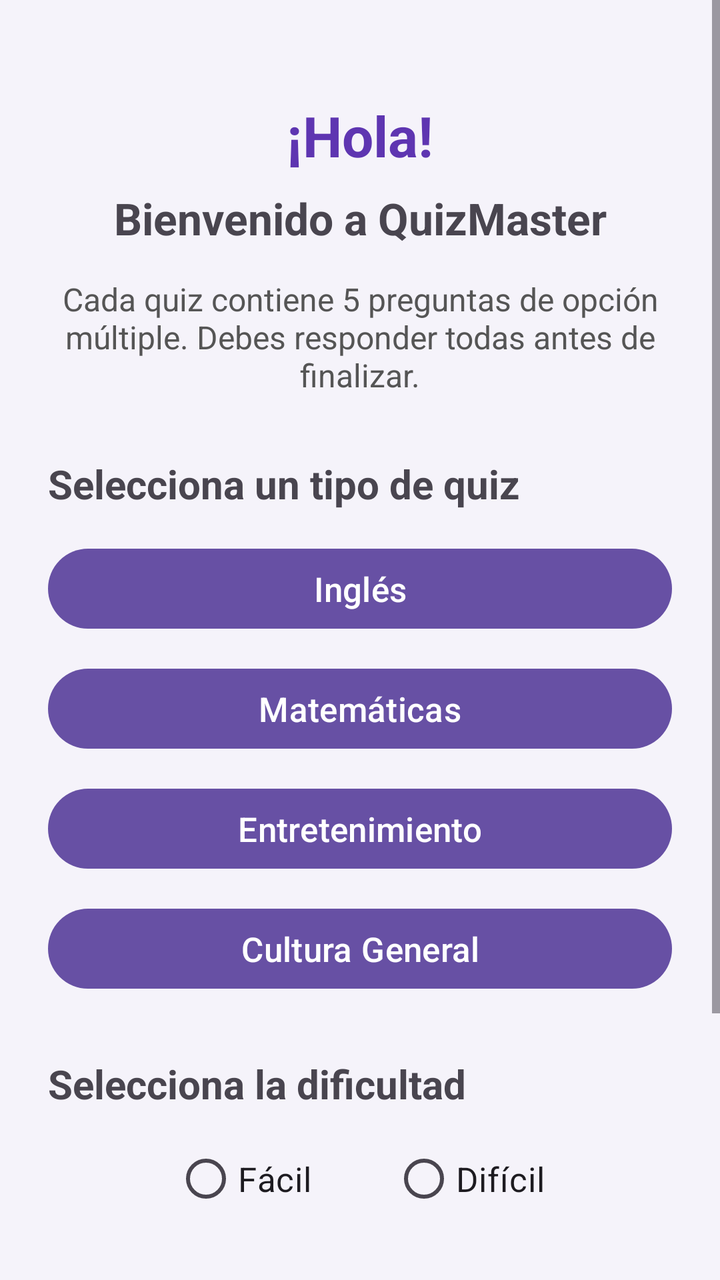
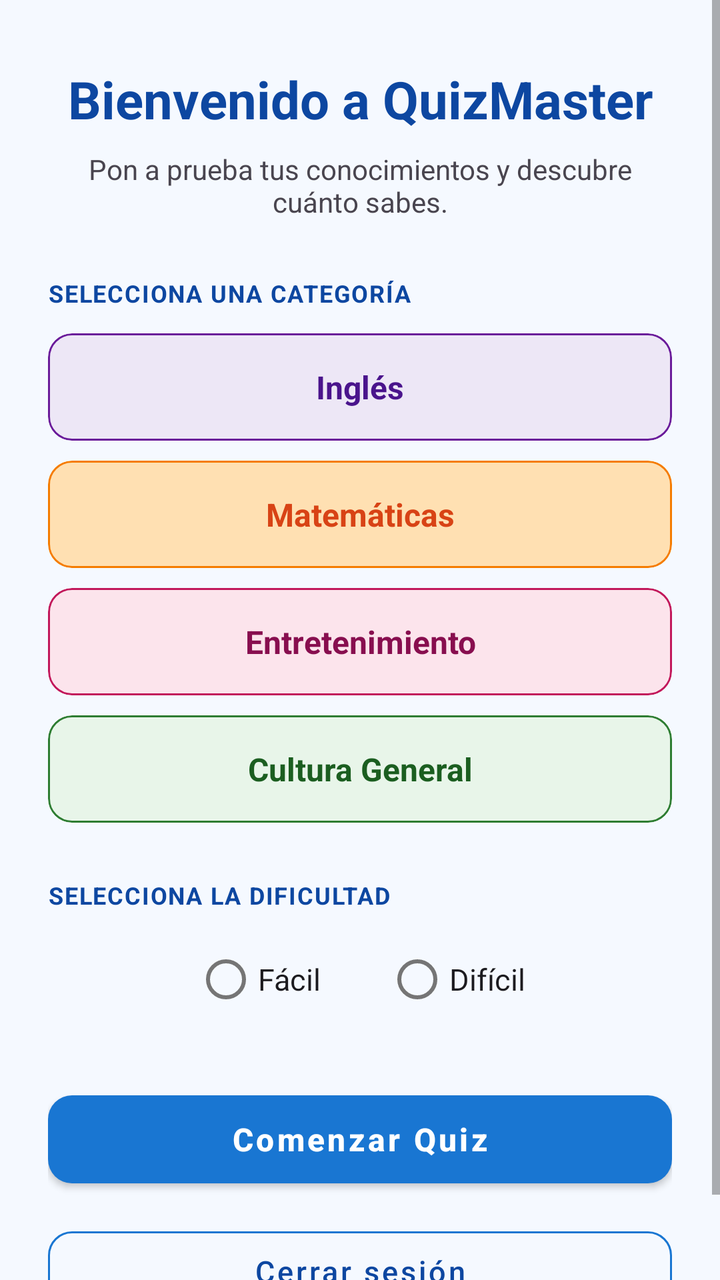

Screens rendered from an Android XML layout before and after an edit, with the pre-edit source and the edit as a unified diff.
<!-- AndroidManifest.xml: application theme Theme.QuizMaster -->
<!-- res/layout/activity_bienvenida.xml -->
<?xml version="1.0" encoding="utf-8"?>
<ScrollView
    xmlns:android="http://schemas.android.com/apk/res/android"
    android:layout_width="match_parent"
    android:layout_height="match_parent"
    android:background="#F5F3FA">

    <LinearLayout
        android:layout_width="match_parent"
        android:layout_height="wrap_content"
        android:orientation="vertical"
        android:padding="24dp">

        <TextView
            android:id="@+id/textoSaludo"
            android:layout_width="match_parent"
            android:layout_height="wrap_content"
            android:text="¡Hola!"
            android:textSize="28sp"
            android:textStyle="bold"
            android:textColor="#5E35B1"
            android:gravity="center"
            android:layout_marginTop="25dp"
            android:layout_marginBottom="8dp" />

        <TextView
            android:layout_width="match_parent"
            android:layout_height="wrap_content"
            android:text="Bienvenido a QuizMaster"
            android:textSize="22sp"
            android:textStyle="bold"
            android:gravity="center"
            android:layout_marginBottom="15dp" />

        <TextView
            android:layout_width="match_parent"
            android:layout_height="wrap_content"
            android:text="Cada quiz contiene 5 preguntas de opción múltiple. Debes responder todas antes de finalizar."
            android:textSize="16sp"
            android:textColor="#555555"
            android:gravity="center"
            android:layout_marginBottom="30dp" />

        <TextView
            android:layout_width="match_parent"
            android:layout_height="wrap_content"
            android:text="Selecciona un tipo de quiz"
            android:textSize="20sp"
            android:textStyle="bold"
            android:layout_marginBottom="15dp" />

        <Button
            android:id="@+id/botonIngles"
            android:layout_width="match_parent"
            android:layout_height="wrap_content"
            android:text="Inglés"
            android:textSize="17sp"
            android:layout_marginBottom="12dp" />

        <Button
            android:id="@+id/botonMatematicas"
            android:layout_width="match_parent"
            android:layout_height="wrap_content"
            android:text="Matemáticas"
            android:textSize="17sp"
            android:layout_marginBottom="12dp" />

        <Button
            android:id="@+id/botonEntretenimiento"
            android:layout_width="match_parent"
            android:layout_height="wrap_content"
            android:text="Entretenimiento"
            android:textSize="17sp"
            android:layout_marginBottom="12dp" />

        <Button
            android:id="@+id/botonCultura"
            android:layout_width="match_parent"
            android:layout_height="wrap_content"
            android:text="Cultura General"
            android:textSize="17sp"
            android:layout_marginBottom="30dp" />

        <TextView
            android:layout_width="match_parent"
            android:layout_height="wrap_content"
            android:text="Selecciona la dificultad"
            android:textSize="20sp"
            android:textStyle="bold"
            android:layout_marginBottom="10dp" />

        <RadioGroup
            android:id="@+id/grupoDificultad"
            android:layout_width="match_parent"
            android:layout_height="wrap_content"
            android:orientation="horizontal"
            android:gravity="center"
            android:layout_marginBottom="30dp">

            <RadioButton
                android:id="@+id/opcionFacil"
                android:layout_width="wrap_content"
                android:layout_height="wrap_content"
                android:text="Fácil"
                android:textSize="17sp"
                android:layout_marginEnd="40dp" />

            <RadioButton
                android:id="@+id/opcionDificil"
                android:layout_width="wrap_content"
                android:layout_height="wrap_content"
                android:text="Difícil"
                android:textSize="17sp" />

        </RadioGroup>

        <Button
            android:id="@+id/botonComenzarQuiz"
            android:layout_width="match_parent"
            android:layout_height="wrap_content"
            android:text="Comenzar Quiz"
            android:textSize="18sp"
            android:layout_marginBottom="15dp" />

        <Button
            android:id="@+id/botonCerrarSesion"
            android:layout_width="match_parent"
            android:layout_height="wrap_content"
            android:text="Cerrar sesión"
            android:textSize="16sp"
            android:layout_marginBottom="30dp" />

    </LinearLayout>

</ScrollView>
<!-- resources referenced by this layout -->
<resources>
  <style name="Theme.QuizMaster" parent="Base.Theme.QuizMaster" />
  <style name="Base.Theme.QuizMaster" parent="Theme.Material3.DayNight.NoActionBar">
          
          
      </style>
</resources>

<!-- the commit's change to res/layout/activity_bienvenida.xml (unified diff, before → after) -->
@@ -1,9 +1,11 @@
 <?xml version="1.0" encoding="utf-8"?>
 <ScrollView
     xmlns:android="http://schemas.android.com/apk/res/android"
+    xmlns:app="http://schemas.android.com/apk/res-auto"
     android:layout_width="match_parent"
     android:layout_height="match_parent"
-    android:background="#F5F3FA">
+    android:background="@color/colorGeneral5"
+    android:fillViewport="true">
 
     <LinearLayout
         android:layout_width="match_parent"
@@ -12,81 +14,132 @@
         android:padding="24dp">
 
         <TextView
-            android:id="@+id/textoSaludo"
             android:layout_width="match_parent"
             android:layout_height="wrap_content"
-            android:text="¡Hola!"
-            android:textSize="28sp"
+            android:text="Bienvenido a QuizMaster"
+            android:textSize="26sp"
             android:textStyle="bold"
-            android:textColor="#5E35B1"
+            android:textColor="@color/colorGeneralTexto"
             android:gravity="center"
-            android:layout_marginTop="25dp"
-            android:layout_marginBottom="8dp" />
+            android:layout_marginTop="8dp" />
 
         <TextView
             android:layout_width="match_parent"
             android:layout_height="wrap_content"
-            android:text="Bienvenido a QuizMaster"
-            android:textSize="22sp"
-            android:textStyle="bold"
+            android:text="Pon a prueba tus conocimientos y descubre cuánto sabes."
+            android:textSize="14sp"
+            android:textColor="@color/colorTextoSecundario"
             android:gravity="center"
-            android:layout_marginBottom="15dp" />
+            android:layout_marginTop="8dp"
+            android:layout_marginBottom="28dp" />
 
         <TextView
             android:layout_width="match_parent"
             android:layout_height="wrap_content"
-            android:text="Cada quiz contiene 5 preguntas de opción múltiple. Debes responder todas antes de finalizar."
-            android:textSize="16sp"
-            android:textColor="#555555"
-            android:gravity="center"
-            android:layout_marginBottom="30dp" />
+            android:text="SELECCIONA UNA CATEGORÍA"
+            android:textSize="12sp"
+            android:textStyle="bold"
+            android:letterSpacing="0.05"
+            android:textColor="@color/colorGeneralTexto"
+            android:layout_marginBottom="12dp" />
+
+        
+        <com.google.android.material.card.MaterialCardView
+            android:id="@+id/cardIngles"
+            android:layout_width="match_parent"
+            android:layout_height="wrap_content"
+            android:layout_marginBottom="10dp"
+            app:cardCornerRadius="12dp"
+            app:cardElevation="0dp"
+            app:strokeColor="@color/colorIngles1"
+            app:strokeWidth="1dp"
+            app:cardBackgroundColor="@color/colorIngles4">
+
+            <TextView
+                android:layout_width="match_parent"
+                android:layout_height="wrap_content"
+                android:padding="16dp"
+                android:text="Inglés"
+                android:textSize="16sp"
+                android:textStyle="bold"
+                android:textColor="@color/colorInglesTexto"
+                android:gravity="center" />
+        </com.google.android.material.card.MaterialCardView>
+
+        <com.google.android.material.card.MaterialCardView
+            android:id="@+id/cardMatematicas"
+            android:layout_width="match_parent"
+            android:layout_height="wrap_content"
+            android:layout_marginBottom="10dp"
+            app:cardCornerRadius="12dp"
+            app:cardElevation="0dp"
+            app:strokeColor="@color/colorMatematicas1"
+            app:strokeWidth="1dp"
+            app:cardBackgroundColor="@color/colorMatematicas4">
+
+            <TextView
+                android:layout_width="match_parent"
+                android:layout_height="wrap_content"
+                android:padding="16dp"
+                android:text="Matemáticas"
+                android:textSize="16sp"
+                android:textStyle="bold"
+                android:textColor="@color/colorMatematicasTexto"
+                android:gravity="center" />
+        </com.google.android.material.card.MaterialCardView>
+
+        <com.google.android.material.card.MaterialCardView
+            android:id="@+id/cardEntretenimiento"
+            android:layout_width="match_parent"
+            android:layout_height="wrap_content"
+            android:layout_marginBottom="10dp"
+            app:cardCornerRadius="12dp"
+            app:cardElevation="0dp"
+            app:strokeColor="@color/colorEntretenimiento1"
+            app:strokeWidth="1dp"
+            app:cardBackgroundColor="@color/colorEntretenimiento4">
+
+            <TextView
+                android:layout_width="match_parent"
+                android:layout_height="wrap_content"
+                android:padding="16dp"
+                android:text="Entretenimiento"
+                android:textSize="16sp"
+                android:textStyle="bold"
+                android:textColor="@color/colorEntretenimientoTexto"
+                android:gravity="center" />
+        </com.google.android.material.card.MaterialCardView>
+
+        <com.google.android.material.card.MaterialCardView
+            android:id="@+id/cardCultura"
+            android:layout_width="match_parent"
+            android:layout_height="wrap_content"
+            android:layout_marginBottom="28dp"
+            app:cardCornerRadius="12dp"
+            app:cardElevation="0dp"
+            app:strokeColor="@color/colorCultura1"
+            app:strokeWidth="1dp"
+            app:cardBackgroundColor="@color/colorCultura4">
+
+            <TextView
+                android:layout_width="match_parent"
+                android:layout_height="wrap_content"
+                android:padding="16dp"
+                android:text="Cultura General"
+                android:textSize="16sp"
+                android:textStyle="bold"
+                android:textColor="@color/colorCulturaTexto"
+                android:gravity="center" />
+        </com.google.android.material.card.MaterialCardView>
 
         <TextView
             android:layout_width="match_parent"
             android:layout_height="wrap_content"
-            android:text="Selecciona un tipo de quiz"
-            android:textSize="20sp"
+            android:text="SELECCIONA LA DIFICULTAD"
+            android:textSize="12sp"
             android:textStyle="bold"
-            android:layout_marginBottom="15dp" />
-
-        <Button
-            android:id="@+id/botonIngles"
-            android:layout_width="match_parent"
-            android:layout_height="wrap_content"
-            android:text="Inglés"
-            android:textSize="17sp"
-            android:layout_marginBottom="12dp" />
-
-        <Button
-            android:id="@+id/botonMatematicas"
-            android:layout_width="match_parent"
-            android:layout_height="wrap_content"
-            android:text="Matemáticas"
-            android:textSize="17sp"
-            android:layout_marginBottom="12dp" />
-
-        <Button
-            android:id="@+id/botonEntretenimiento"
-            android:layout_width="match_parent"
-            android:layout_height="wrap_content"
-            android:text="Entretenimiento"
-            android:textSize="17sp"
-            android:layout_marginBottom="12dp" />
-
-        <Button
-            android:id="@+id/botonCultura"
-            android:layout_width="match_parent"
-            android:layout_height="wrap_content"
-            android:text="Cultura General"
-            android:textSize="17sp"
-            android:layout_marginBottom="30dp" />
-
-        <TextView
-            android:layout_width="match_parent"
-            android:layout_height="wrap_content"
-            android:text="Selecciona la dificultad"
-            android:textSize="20sp"
-            android:textStyle="bold"
+            android:letterSpacing="0.05"
+            android:textColor="@color/colorGeneralTexto"
             android:layout_marginBottom="10dp" />
 
         <RadioGroup
@@ -95,41 +148,50 @@
             android:layout_height="wrap_content"
             android:orientation="horizontal"
             android:gravity="center"
-            android:layout_marginBottom="30dp">
+            android:layout_marginBottom="28dp">
 
             <RadioButton
                 android:id="@+id/opcionFacil"
                 android:layout_width="wrap_content"
                 android:layout_height="wrap_content"
                 android:text="Fácil"
-                android:textSize="17sp"
-                android:layout_marginEnd="40dp" />
+                android:textSize="15sp"
+                android:textColor="@color/colorTextoPrincipal"
+                android:layout_marginEnd="32dp" />
 
             <RadioButton
                 android:id="@+id/opcionDificil"
                 android:layout_width="wrap_content"
                 android:layout_height="wrap_content"
                 android:text="Difícil"
-                android:textSize="17sp" />
-
+                android:textSize="15sp"
+                android:textColor="@color/colorTextoPrincipal" />
         </RadioGroup>
 
-        <Button
+        <com.google.android.material.button.MaterialButton
             android:id="@+id/botonComenzarQuiz"
             android:layout_width="match_parent"
-            android:layout_height="wrap_content"
+            android:layout_height="56dp"
             android:text="Comenzar Quiz"
-            android:textSize="18sp"
-            android:layout_marginBottom="15dp" />
+            android:textSize="16sp"
+            android:textStyle="bold"
+            android:textColor="@color/colorGeneralTextoOnPrimary"
+            app:backgroundTint="@color/colorGeneral1"
+            app:cornerRadius="12dp"
+            android:textAllCaps="false"
+            android:layout_marginBottom="12dp" />
 
-        <Button
+        <com.google.android.material.button.MaterialButton
             android:id="@+id/botonCerrarSesion"
+            style="@style/Widget.MaterialComponents.Button.OutlinedButton"
             android:layout_width="match_parent"
-            android:layout_height="wrap_content"
+            android:layout_height="52dp"
             android:text="Cerrar sesión"
-            android:textSize="16sp"
-            android:layout_marginBottom="30dp" />
+            android:textSize="15sp"
+            android:textColor="@color/colorGeneralTexto"
+            app:strokeColor="@color/colorGeneral1"
+            app:cornerRadius="12dp"
+            android:textAllCaps="false" />
 
     </LinearLayout>
-
 </ScrollView>
<!-- resource entries referenced after the edit -->
@@ -1,9 +1,27 @@
 <!-- resources referenced by this layout -->
 <resources>
-  <style name="Theme.QuizMaster" parent="Base.Theme.QuizMaster" />
-  <style name="Base.Theme.QuizMaster" parent="Theme.Material3.DayNight.NoActionBar">
-          
-          
+  <color name="colorCultura1">#2E7D32</color>
+  <color name="colorCultura4">#E8F5E9</color>
+  <color name="colorCulturaTexto">#1B5E20</color>
+  <color name="colorEntretenimiento1">#C2185B</color>
+  <color name="colorEntretenimiento4">#FCE4EC</color>
+  <color name="colorEntretenimientoTexto">#880E4F</color>
+  <color name="colorGeneral1">#1976D2</color>
+  <color name="colorGeneral5">#F5F9FF</color>
+  <color name="colorGeneralTexto">#0D47A1</color>
+  <color name="colorGeneralTextoOnPrimary">#FFFFFF</color>
+  <color name="colorIngles1">#6A1B9A</color>
+  <color name="colorIngles4">#EDE7F6</color>
+  <color name="colorInglesTexto">#4A148C</color>
+  <color name="colorMatematicas1">#F57C00</color>
+  <color name="colorMatematicas4">#FFE0B2</color>
+  <color name="colorMatematicasTexto">#D84315</color>
+  <color name="colorTextoPrincipal">#1C1B1F</color>
+  <color name="colorTextoSecundario">#49454F</color>
+  <style name="Theme.QuizMaster" parent="Theme.MaterialComponents.DayNight.NoActionBar">
+  
+          <item name="colorPrimaryVariant">@color/colorGeneral1</item>
+  
       </style>
 </resources>
 
